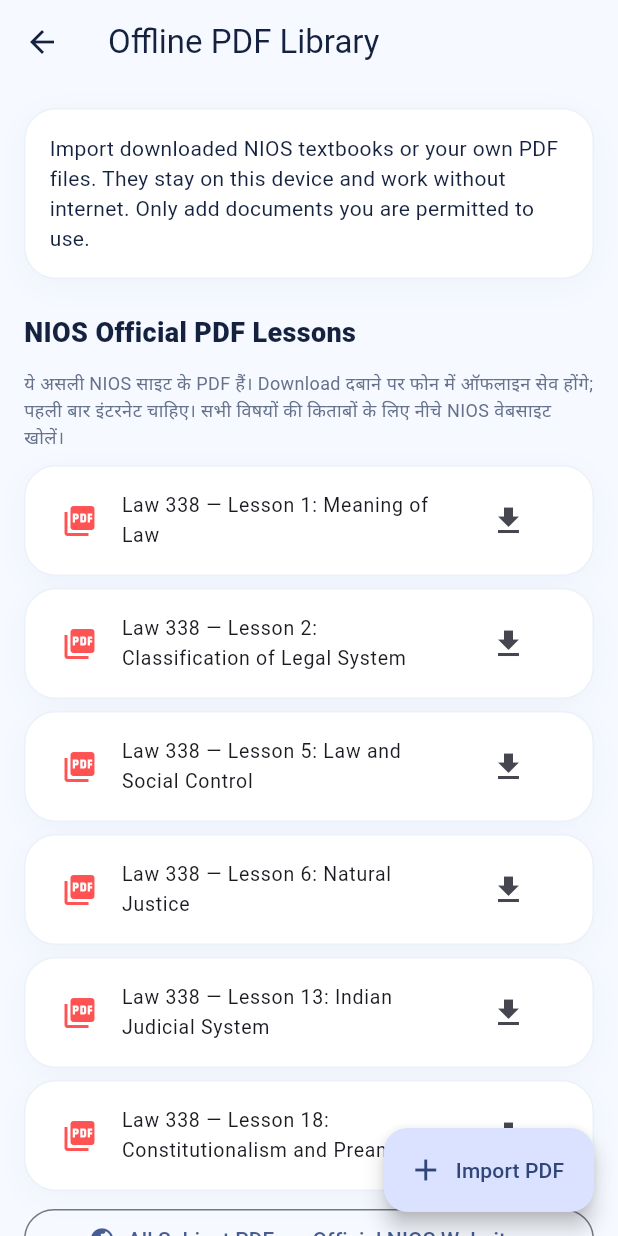
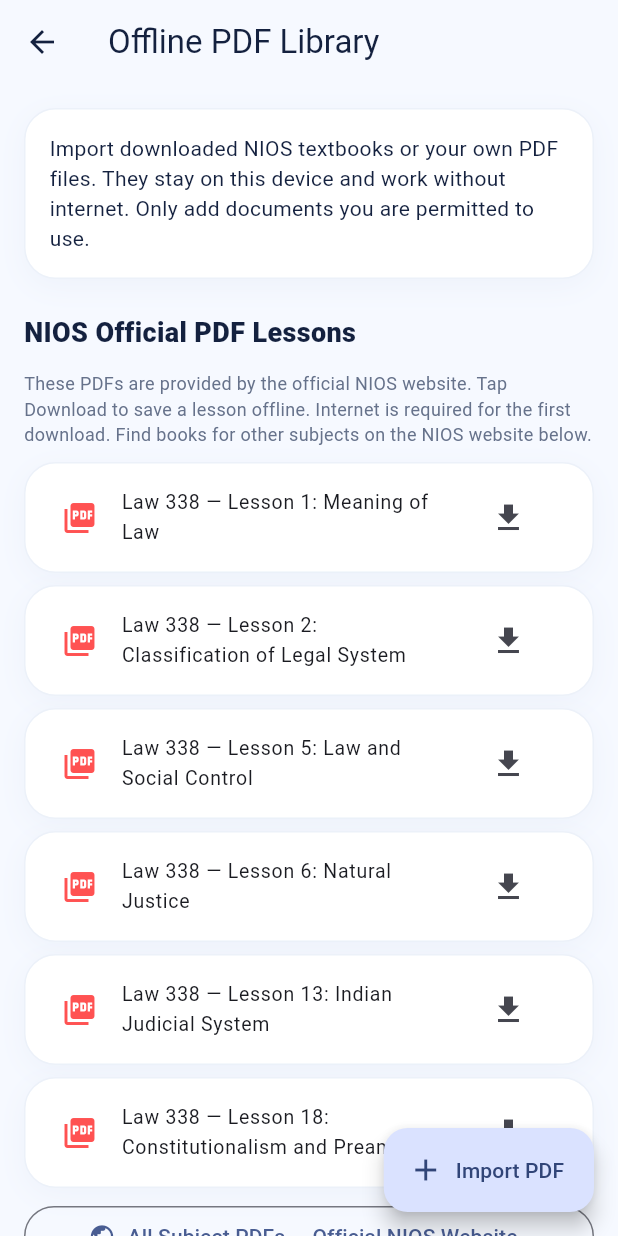
Before and after one commit to shuvinexofficial143-design/StudyVerse, a Flutter app: the PdfLibraryScreen screen opened directly, on a phone screen of 412 x 824 dp. Run offline on Flutter 3.47's test engine with Material 3 defaults, Android fonts, the phone set to English and light mode, and no system bars; our stand-ins replace appwrite, file_picker, flutter_secure_storage, image_picker, just_audio, shared_preferences and 1 more; missing offline and left inert: pdfrx, record; accounts and stored records are empty.

Commit message:
fix: English-only StudyVerse lessons and PDF download interface

```diff
--- a/lib/study_extras.dart
+++ b/lib/study_extras.dart
@@ -510,19 +510,19 @@ class _PdfLibraryScreenState extends State<PdfLibraryScreen> {
       final response = await request.close().timeout(
         const Duration(seconds: 25));
       if (response.statusCode != HttpStatus.ok) {
-        throw const FormatException('NIOS PDF अभी डाउनलोड नहीं हुई।');
+        throw const FormatException('Could not download the NIOS PDF.');
       }
       final builder = BytesBuilder(copy: false);
       await for (final chunk in response.timeout(const Duration(seconds: 45))) {
         if (builder.length + chunk.length > 25 * 1024 * 1024) {
-          throw const FormatException('यह PDF 25 MB से बड़ी है।');
+          throw const FormatException('This PDF is larger than 25 MB.');
         }
         builder.add(chunk);
       }
       final bytes = builder.takeBytes();
       if (bytes.length < 4 || bytes[0] != 37 || bytes[1] != 80 ||
           bytes[2] != 68 || bytes[3] != 70) {
-        throw const FormatException('NIOS से सही PDF नहीं मिली।');
+        throw const FormatException('The file received from NIOS is not a valid PDF.');
       }
       final dir = await getApplicationDocumentsDirectory();
       final folder = Directory('${dir.path}/studyverse_pdfs');
@@ -537,13 +537,13 @@ class _PdfLibraryScreenState extends State<PdfLibraryScreen> {
       if (mounted) {
         setState(() => pdfs = next);
         ScaffoldMessenger.of(context).showSnackBar(const SnackBar(
-          content: Text('PDF सेव हो गई। अब बिना इंटरनेट पढ़ सकते हैं।')));
+          content: Text('PDF saved. You can now read it offline.')));
       }
     } catch (_) {
       if (mounted) {
         ScaffoldMessenger.of(context).showSnackBar(
           const SnackBar(content: Text(
-            'डाउनलोड नहीं हुआ। इंटरनेट चेक करें या NIOS साइट से PDF खोलें।')));
+            'Download failed. Check your internet or open the NIOS website.')));
       }
     } finally {
       client.close(force: true);
@@ -559,7 +559,7 @@ class _PdfLibraryScreenState extends State<PdfLibraryScreen> {
     final launched = await launchUrl(uri, mode: LaunchMode.externalApplication);
     if (!launched && mounted) {
       ScaffoldMessenger.of(context).showSnackBar(const SnackBar(
-        content: Text('NIOS वेबसाइट नहीं खुली। इंटरनेट देखें।')));
+        content: Text('Could not open the NIOS website. Check your internet connection.')));
     }
   }
 
@@ -629,9 +629,9 @@ class _PdfLibraryScreenState extends State<PdfLibraryScreen> {
       const SizedBox(height: 15),
       const StudySection('NIOS Official PDF Lessons'),
       const Text(
-        'ये असली NIOS साइट के PDF हैं। Download दबाने पर फोन में ऑफलाइन '
-        'सेव होंगे; पहली बार इंटरनेट चाहिए। सभी विषयों की किताबों के लिए '
-        'नीचे NIOS वेबसाइट खोलें।',
+        'These PDFs are provided by the official NIOS website. Tap Download to '
+        'save a lesson offline. Internet is required for the first download. '
+        'Find books for other subjects on the NIOS website below.',
         style: TextStyle(color: Color(0xFF66728B), fontSize: 12),
       ),
       const SizedBox(height: 10),
```
